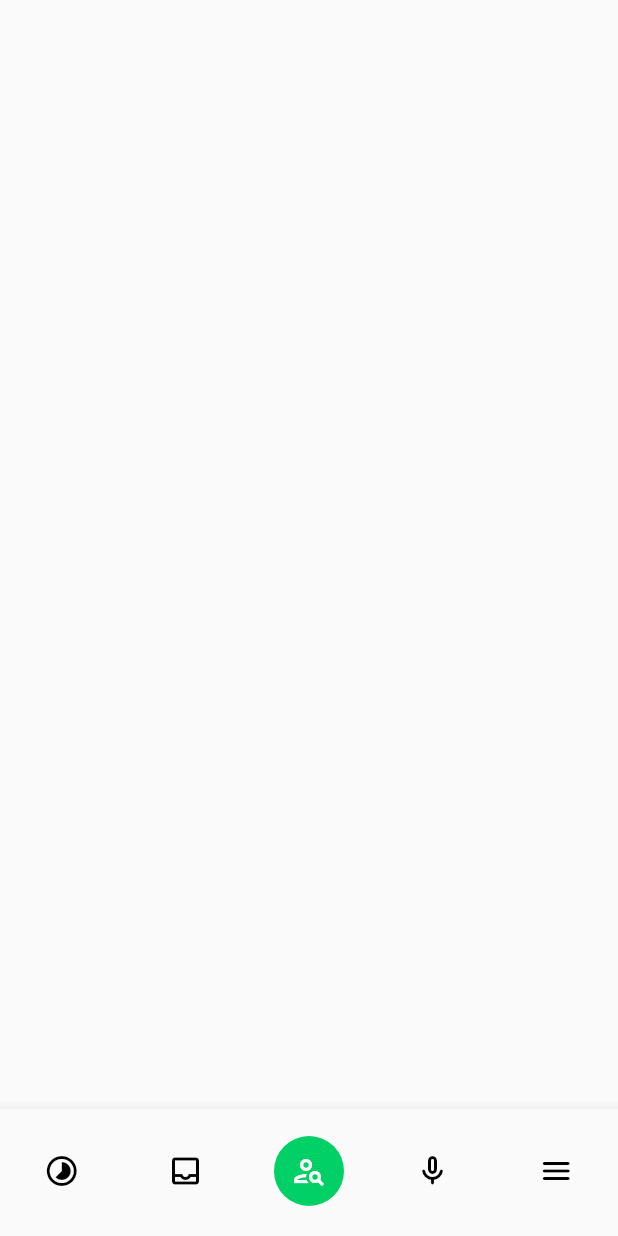
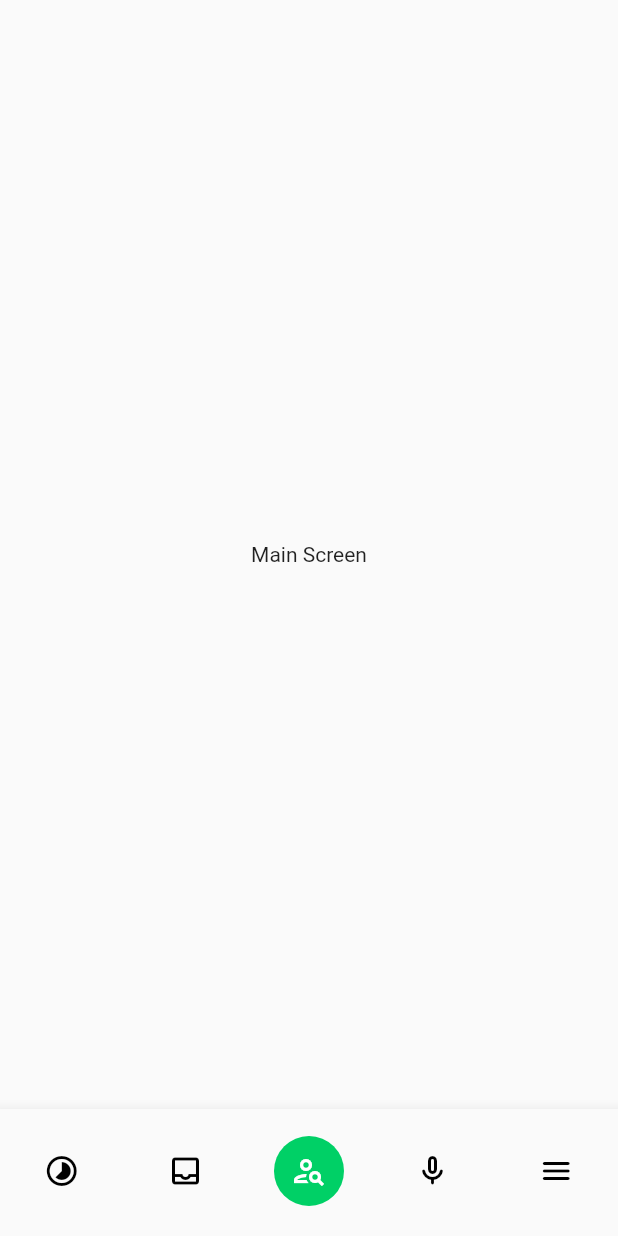
Before and after one commit to CoderNamedHendrick/mapfunde_test, a Flutter app: the screen it shows after launch, on a phone screen of 412 x 824 dp. Run offline on Flutter 3.47's test engine with Material 2 defaults, Android fonts, the phone set to English and light mode, and no system bars.

Commit message:
feat: bottom navigation bar

```diff
--- a/lib/home.dart
+++ b/lib/home.dart
@@ -1,4 +1,9 @@
 import 'package:flutter/material.dart';
+import 'package:mapfunde_test/views/analytics_screen.dart';
+import 'package:mapfunde_test/views/inbox.dart';
+import 'package:mapfunde_test/views/main.dart';
+import 'package:mapfunde_test/views/mic_screen.dart';
+import 'package:mapfunde_test/views/screen_one.dart';
 
 import 'utils/app_colors.dart';
 import 'utils/size_config.dart';
@@ -12,10 +17,18 @@ class AppHome extends StatefulWidget {
 
 class _AppHomeState extends State<AppHome> {
   int _selectedIndex = 2;
+  late PageController _pageController;
+
+  @override
+  void initState() {
+    super.initState();
+    _pageController = PageController(initialPage: _selectedIndex);
+  }
 
   void selectIndex(int index) {
     setState(() {
       _selectedIndex = index;
+      _pageController.jumpToPage(index);
     });
   }
 
@@ -69,6 +82,17 @@ class _AppHomeState extends State<AppHome> {
         currentIndex: _selectedIndex,
         onTap: selectIndex,
       ),
+      body: PageView(
+        children: const [
+          ScreenOne(),
+          InboxScreen(),
+          MainScreen(),
+          MicScreen(),
+          AnalyticsScreen(),
+        ],
+        controller: _pageController,
+        physics: const NeverScrollableScrollPhysics(),
+      ),
     );
   }
 }
--- a/lib/utils/app_colors.dart
+++ b/lib/utils/app_colors.dart
@@ -8,4 +8,5 @@ class AppColors {
   static const primaryYellow = Color(0xffffbd00);
   static const appPink = Color(0xffff69c1);
   static const primaryBlack = Color(0xff000000);
+  static const primaryWhite = Color(0xfff5f5fa);
 }
--- /dev/null
+++ b/lib/views/main.dart
@@ -0,0 +1,14 @@
+import 'package:flutter/material.dart';
+
+class MainScreen extends StatelessWidget {
+  const MainScreen({Key? key}) : super(key: key);
+
+  @override
+  Widget build(BuildContext context) {
+    return Scaffold(
+      body: Center(
+        child: Text('Main Screen'),
+      ),
+    );
+  }
+}
```
Also changed, not shown: lib/views/analytics_screen.dart (added, +10 -0 lines), lib/views/inbox.dart (added, +10 -0 lines), lib/views/mic_screen.dart (added, +10 -0 lines), lib/views/screen_one.dart (added, +10 -0 lines), lib/widgets/app_back_button.dart (added, +24 -0 lines).
